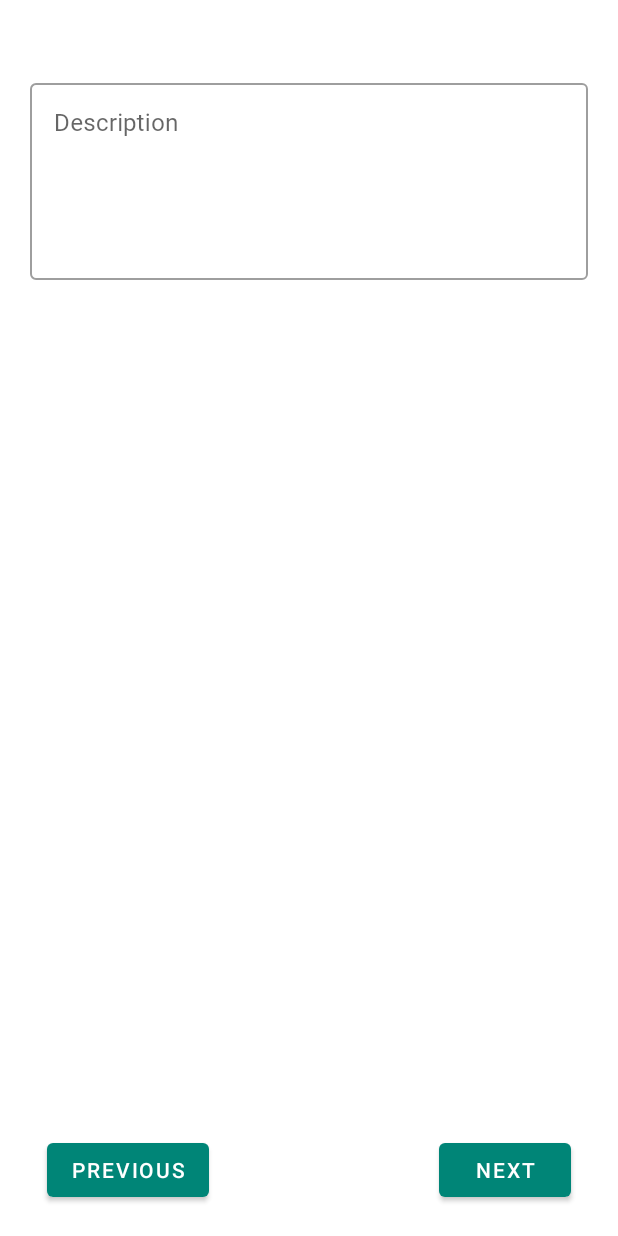
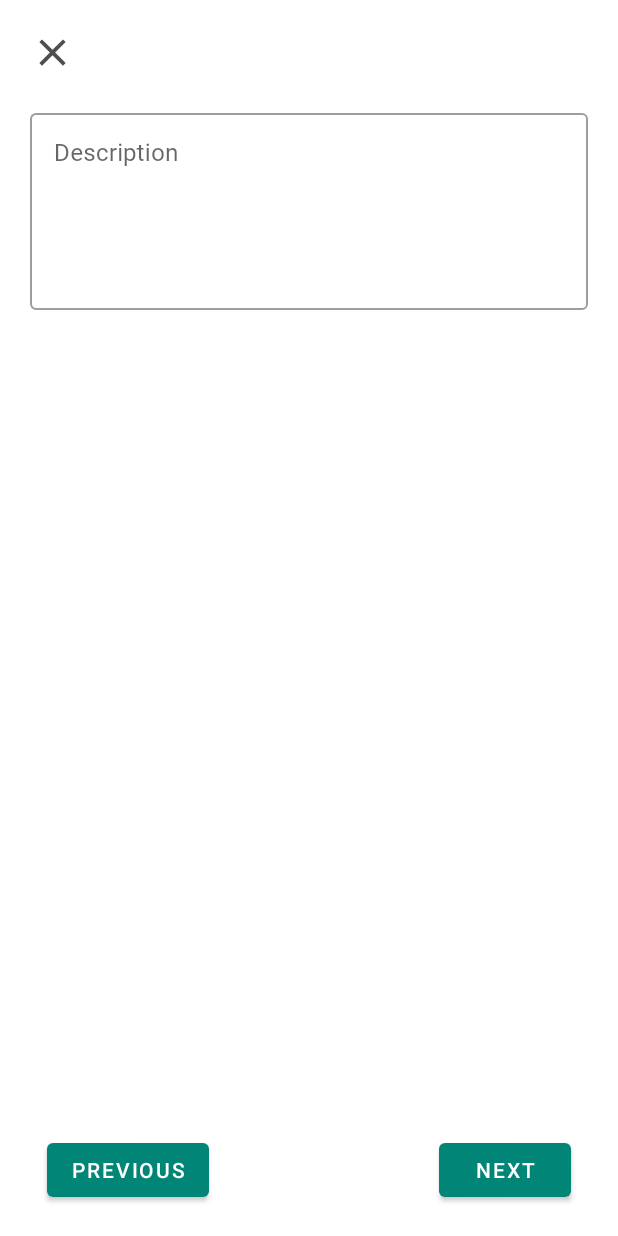
Before and after one commit to PhilippMa/MCATeam6, an Android app: the ProductDescriptionFragment screen opened through its navigation route, on a phone screen of 412 x 824 dp. Run offline under Robolectric (Android 15) with nearby library versions, the phone set to English and light mode, and no system bars; our stand-ins replace Firebase (no records; nobody signed in at launch, a user with empty details on screens opened directly).

Commit message:
feat: add close button to addProductActivity

```diff
--- a/app/src/main/java/com/example/mcateam6/activities/AddProductActivity.kt
+++ b/app/src/main/java/com/example/mcateam6/activities/AddProductActivity.kt
@@ -101,6 +101,8 @@ class AddProductActivity : AppCompatActivity() {
             }
         }
 
+        close_button.setOnClickListener { finish() }
+
         setFullScreen()
     }
 
--- /dev/null
+++ b/app/src/main/res/drawable/ic_close_gray_30dp.xml
@@ -0,0 +1,5 @@
+<vector android:height="30dp" android:tint="#4E4E4E"
+    android:viewportHeight="24.0" android:viewportWidth="24.0"
+    android:width="30dp" xmlns:android="http://schemas.android.com/apk/res/android">
+    <path android:fillColor="#FF000000" android:pathData="M19,6.41L17.59,5 12,10.59 6.41,5 5,6.41 10.59,12 5,17.59 6.41,19 12,13.41 17.59,19 19,17.59 13.41,12z"/>
+</vector>
--- a/app/src/main/res/layout/activity_add_product.xml
+++ b/app/src/main/res/layout/activity_add_product.xml
@@ -12,13 +12,14 @@
         android:name="androidx.navigation.fragment.NavHostFragment"
         android:layout_width="match_parent"
         android:layout_height="0dp"
+        android:layout_marginTop="@dimen/form_outer_margin"
         android:layout_marginBottom="@dimen/form_outer_margin"
         app:defaultNavHost="true"
         app:layout_constraintBottom_toTopOf="@+id/previous_button"
         app:layout_constraintHorizontal_bias="1.0"
         app:layout_constraintLeft_toLeftOf="parent"
         app:layout_constraintRight_toRightOf="parent"
-        app:layout_constraintTop_toTopOf="parent"
+        app:layout_constraintTop_toBottomOf="@+id/close_button"
         app:navGraph="@navigation/add_product_navigation" />
 
     <Button
@@ -52,4 +53,16 @@
         app:layout_constraintHorizontal_bias="0.5"
         app:layout_constraintStart_toEndOf="@+id/create_button" />
 
+    <ImageButton
+        android:id="@+id/close_button"
+        android:layout_width="wrap_content"
+        android:layout_height="wrap_content"
+        android:layout_marginStart="@dimen/form_outer_margin"
+        android:layout_marginTop="@dimen/form_outer_margin"
+        android:background="@android:color/transparent"
+        android:contentDescription="@string/close_button"
+        app:layout_constraintStart_toStartOf="parent"
+        app:layout_constraintTop_toTopOf="parent"
+        app:srcCompat="@drawable/ic_close_gray_30dp" />
+
 </androidx.constraintlayout.widget.ConstraintLayout>
--- a/app/src/main/res/layout/fragment_product_description.xml
+++ b/app/src/main/res/layout/fragment_product_description.xml
@@ -12,7 +12,6 @@
         android:layout_width="match_parent"
         android:layout_height="wrap_content"
         android:layout_marginStart="@dimen/form_outer_margin"
-        android:layout_marginTop="@dimen/form_large_margin"
         android:layout_marginEnd="@dimen/form_outer_margin"
         android:hint="@string/description"
         app:hintAnimationEnabled="true"
--- a/app/src/main/res/layout/fragment_product_general_information.xml
+++ b/app/src/main/res/layout/fragment_product_general_information.xml
@@ -12,7 +12,6 @@
         android:layout_width="match_parent"
         android:layout_height="wrap_content"
         android:layout_marginStart="@dimen/form_outer_margin"
-        android:layout_marginTop="@dimen/form_large_margin"
         android:layout_marginEnd="@dimen/form_outer_margin"
         android:hint="@string/english_name"
         app:hintAnimationEnabled="true"
--- a/app/src/main/res/layout/fragment_product_ingredients.xml
+++ b/app/src/main/res/layout/fragment_product_ingredients.xml
@@ -11,7 +11,6 @@
         android:layout_width="0dp"
         android:layout_height="wrap_content"
         android:layout_marginStart="@dimen/form_outer_margin"
-        android:layout_marginTop="@dimen/form_large_margin"
         android:layout_marginEnd="@dimen/form_outer_margin"
         android:visibility="visible"
         app:layout_constraintEnd_toEndOf="parent"
--- a/app/src/main/res/values/strings.xml
+++ b/app/src/main/res/values/strings.xml
@@ -15,6 +15,7 @@
     <string name="vegan">Vegan</string>
     <string name="vegetarian">Vegetarian</string>
     <string name="none">None</string>
+    <string name="close_button">Close button</string>
     <string name="entry_java_title">Java</string>
     <string name="entry_java_subtitle">Run the MLKit Showcase written in Java.</string>
     <string name="entry_kotlin_title">Kotlin</string>
```
